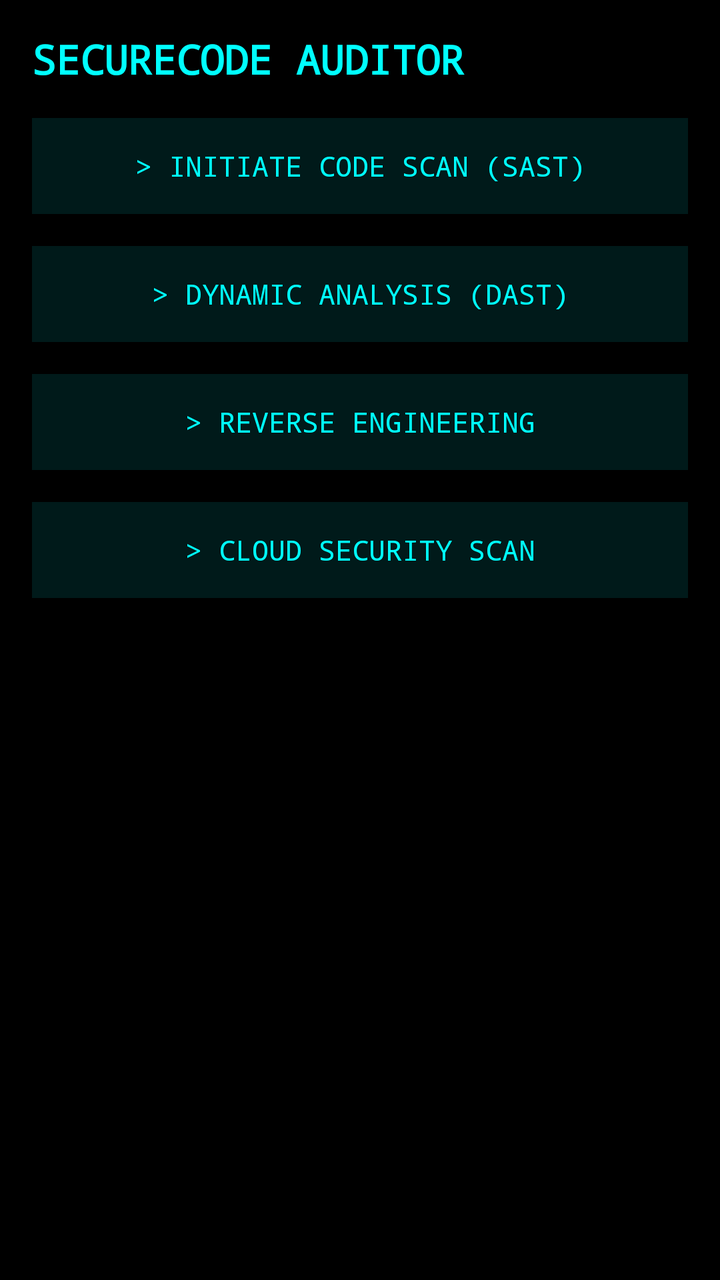
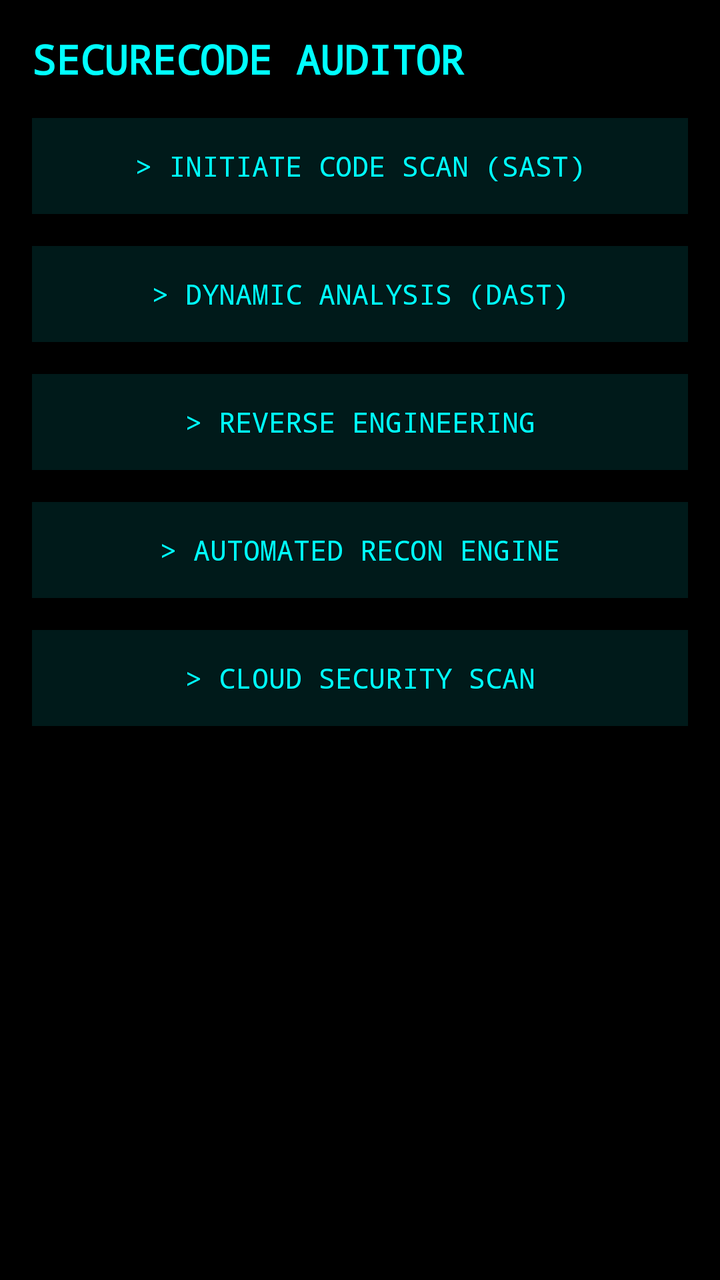

Two renders of the same Android screen: before a commit and after it. Below are the layout's source before the change and the commit's diff.
<!-- AndroidManifest.xml: application theme Theme.AppCompat -->
<!-- res/layout/activity_main.xml -->
<?xml version="1.0" encoding="utf-8"?>
<LinearLayout xmlns:android="http://schemas.android.com/apk/res/android"
    android:layout_width="match_parent"
    android:layout_height="match_parent"
    android:background="#000000"
    android:orientation="vertical"
    android:padding="16dp">

    <TextView
        android:layout_width="match_parent"
        android:layout_height="wrap_content"
        android:fontFamily="monospace"
        android:text="SECURECODE AUDITOR"
        android:textColor="#00FFFF"
        android:textSize="20sp"
        android:textStyle="bold" />

    <Button
        android:id="@+id/scanButton"
        android:layout_width="match_parent"
        android:layout_height="wrap_content"
        android:layout_marginTop="16dp"
        android:background="#001a1a"
        android:fontFamily="monospace"
        android:text="> INITIATE CODE SCAN (SAST)"
        android:textColor="#00FFFF" />

    <Button
        android:id="@+id/dastButton"
        android:layout_width="match_parent"
        android:layout_height="wrap_content"
        android:layout_marginTop="16dp"
        android:background="#001a1a"
        android:fontFamily="monospace"
        android:text="> DYNAMIC ANALYSIS (DAST)"
        android:textColor="#00FFFF" />

    <Button
        android:id="@+id/reverseButton"
        android:layout_width="match_parent"
        android:layout_height="wrap_content"
        android:layout_marginTop="16dp"
        android:background="#001a1a"
        android:fontFamily="monospace"
        android:text="> REVERSE ENGINEERING"
        android:textColor="#00FFFF" />

    <Button
        android:id="@+id/button4"
        android:layout_width="match_parent"
        android:layout_height="wrap_content"
        android:layout_marginTop="16dp"
        android:background="#001a1a"
        android:fontFamily="monospace"
        android:text="> CLOUD SECURITY SCAN"
        android:textColor="#00FFFF" />

    <TextView
        android:id="@+id/resultText"
        android:layout_width="match_parent"
        android:layout_height="wrap_content"
        android:layout_marginTop="16dp"
        android:fontFamily="monospace"
        android:textColor="#00FFAA"
        android:textSize="14sp" />
</LinearLayout>
<!-- resources referenced by this layout -->
<resources>

</resources>

<!-- the commit's change to res/layout/activity_main.xml (unified diff, before → after) -->
@@ -46,6 +46,16 @@
         android:textColor="#00FFFF" />
 
     <Button
+        android:id="@+id/reconButton"
+        android:layout_width="match_parent"
+        android:layout_height="wrap_content"
+        android:layout_marginTop="16dp"
+        android:background="#001a1a"
+        android:fontFamily="monospace"
+        android:text="> AUTOMATED RECON ENGINE"
+        android:textColor="#00FFFF" />
+
+    <Button
         android:id="@+id/button4"
         android:layout_width="match_parent"
         android:layout_height="wrap_content"
